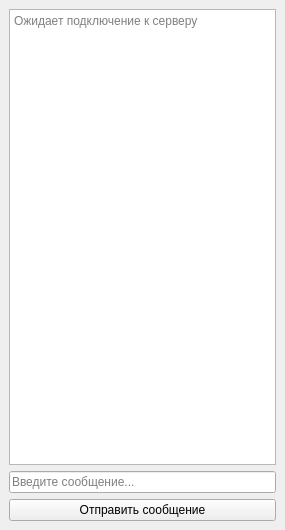
The window that app/interface.ui (PavelKharlamov/simple-python-messenger) describes before a commit, drawn with Qt 5.
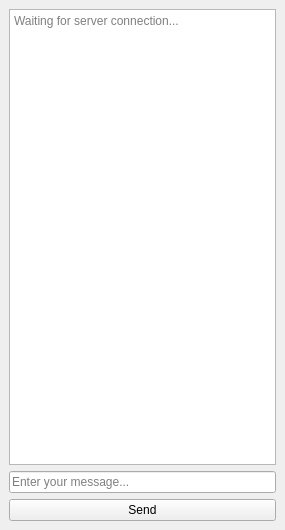
The same window after the commit.

```diff
--- a/app/interface.ui
+++ b/app/interface.ui
@@ -21,21 +21,21 @@
        <bool>true</bool>
       </property>
       <property name="placeholderText">
-       <string>Ожидает подключение к серверу</string>
+       <string>Waiting for server connection...</string>
       </property>
      </widget>
     </item>
     <item>
      <widget class="QLineEdit" name="lineEdit">
       <property name="placeholderText">
-       <string>Введите сообщение...</string>
+       <string>Enter your message...</string>
       </property>
      </widget>
     </item>
     <item>
      <widget class="QPushButton" name="pushButton">
       <property name="text">
-       <string>Отправить сообщение</string>
+       <string>Send</string>
       </property>
      </widget>
     </item>
```
Left out of the diff: 6 changed lines with no effect on the pictures.
